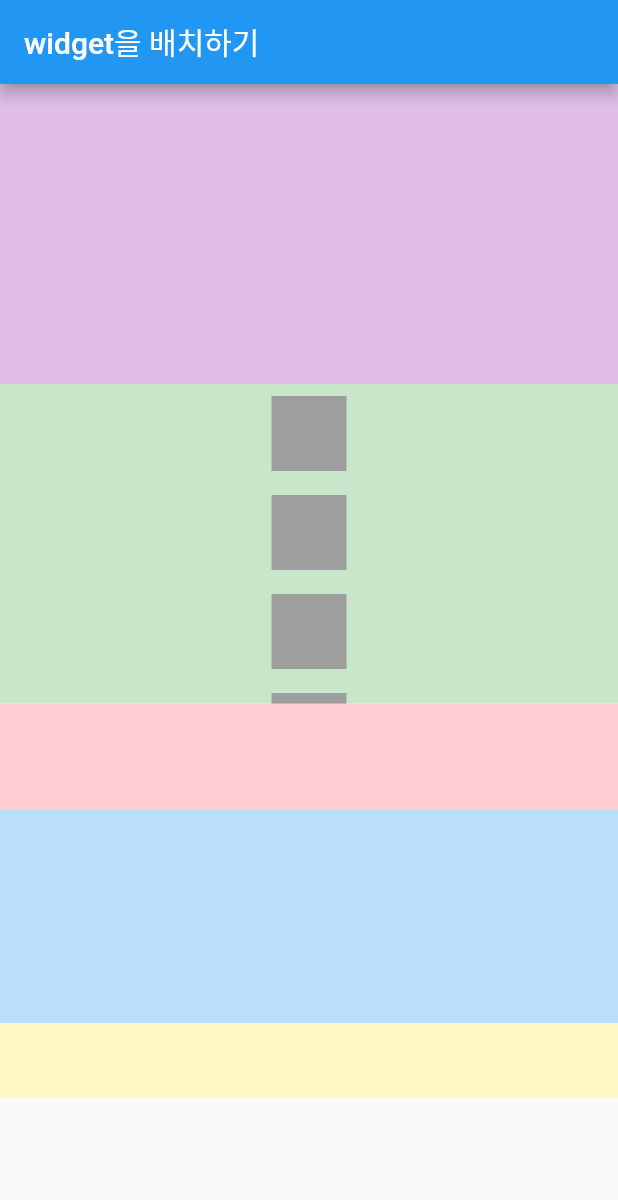
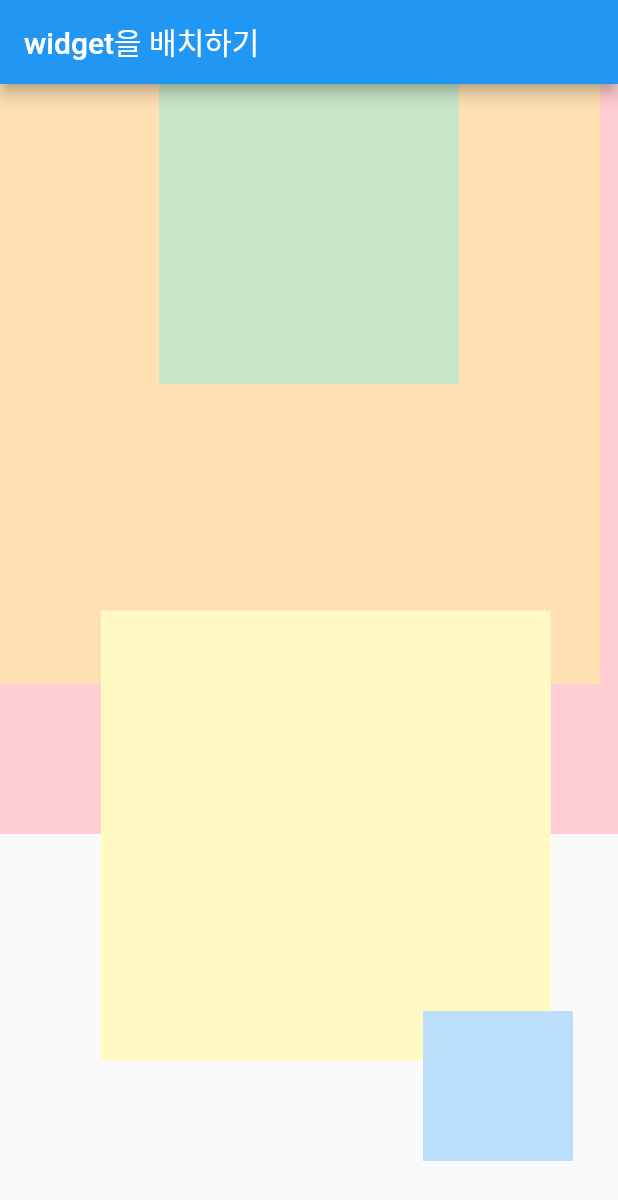
Before and after one commit to hexaspace/tutorial-flutter, a Flutter app: the screen it shows after launch, on a phone screen of 412 x 824 dp. Shown: the top 1200 px of the screen. Run offline on Flutter 3.47's test engine with Material 2 defaults, Android fonts, the phone set to English and light mode, and no system bars; our stand-ins replace shared_preferences.

Commit message:
Study: layout - stack 쌓기
- Stack
- Align 공간은 전체 공간을 활용. 상대적 수치로 이동
- Positioned 공간은 가장 처음 widget을 기반.  절대적 수치로 이동

```diff
--- a/flutter_basic/lib/main.dart
+++ b/flutter_basic/lib/main.dart
@@ -18,38 +18,16 @@ class Body extends StatelessWidget {
 
   @override
   Widget build(BuildContext context) {
-    return Column(
+    return Stack(
       children: [
-        Container(
-          height: 200,
-          width: double.infinity,
-          color: Colors.purple.shade100,
-        ),
-        // expanded는 내부 객체의 크기에 상관없이 꽉 채움
-        Expanded(
-            flex: 3,
-            child: Container(
-              width: double.infinity,
-              color: Colors.green.shade100,
-              // scroll 안에는 flex를 사용할 수 없음. 반대는 가능.
-              child: SingleChildScrollView(
-                child: Column(children: [
-                  Container(color: Colors.grey, height: 50, width: 50, margin: EdgeInsets.symmetric(vertical: 8)),
-                  Container(color: Colors.grey, height: 50, width: 50, margin: EdgeInsets.symmetric(vertical: 8)),
-                  Container(color: Colors.grey, height: 50, width: 50, margin: EdgeInsets.symmetric(vertical: 8)),
-                  Container(color: Colors.grey, height: 50, width: 50, margin: EdgeInsets.symmetric(vertical: 8)),
-                  Container(color: Colors.grey, height: 50, width: 50, margin: EdgeInsets.symmetric(vertical: 8)),
-                  Container(color: Colors.grey, height: 50, width: 50, margin: EdgeInsets.symmetric(vertical: 8)),
-                  Container(color: Colors.grey, height: 50, width: 50, margin: EdgeInsets.symmetric(vertical: 8)),
-                  Container(color: Colors.grey, height: 50, width: 50, margin: EdgeInsets.symmetric(vertical: 8)),
-                  Container(color: Colors.grey, height: 50, width: 50, margin: EdgeInsets.symmetric(vertical: 8)),
-                ]),
-              ),
-            )),
-        Flexible(flex: 1, child: Container(color: Colors.red.shade100)),
-        Flexible(flex: 2, child: Container(color: Colors.blue.shade100)),
-        // flexible은 내부 객체의 크기에 따라 유동적으로 변함
-        Flexible(flex: 2, child: Container(height: 50, color: Colors.yellow.shade100)),
+        Container(width: 500, height: 500, color: Colors.red.shade100),
+        Container(width: 400, height: 400, color: Colors.orange.shade100),
+        // 상대적 수치로 이동 - 비율
+        Align(alignment: Alignment(0.2, 0.5), child: Container(width: 300, height: 300, color: Colors.yellow.shade100)),
+        // 공간은 전체 공간을 활용. 상대적 수치로 이동 - 명명
+        Align(alignment: Alignment.topCenter, child: Container(width: 200, height: 200, color: Colors.green.shade100)),
+        // 공간은 가장 처음 widget을 기반.  절대적 수치로 이동
+        Positioned(bottom: 50, right: 30, child: Container(width: 100, height: 100, color: Colors.blue.shade100)),
       ],
     );
   }
```
